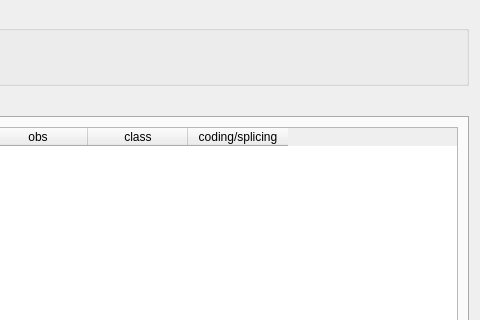
Before: the Qt Designer form src/GSvar/SomaticReportDialog.ui in imgag/ngs-bits, drawn with Qt 5; both pictures show x 535 to 1015 and y 0 to 320 of the 1015 by 542 pixel window.
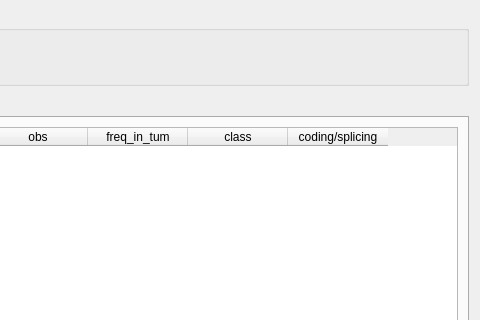
After: the same form once the commit is applied.

```diff
--- a/src/GSvar/SomaticReportDialog.ui
+++ b/src/GSvar/SomaticReportDialog.ui
@@ -579,6 +579,11 @@
            <string>obs</string>
           </property>
          </column>
+         <column>
+          <property name="text">
+           <string>freq_in_tum</string>
+          </property>
+         </column>
          <column>
           <property name="text">
            <string>class</string>
```
Left out of the diff: 8 changed lines with no effect on the pictures.
